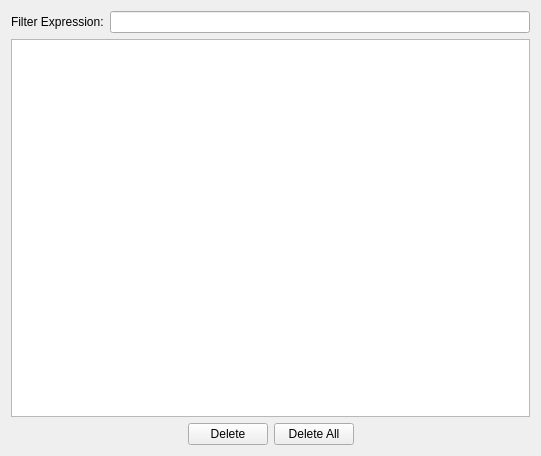
Qt form copasi/UI/CQGlobalQuantitiesWidget.ui (copasi/COPASI) before a commit.
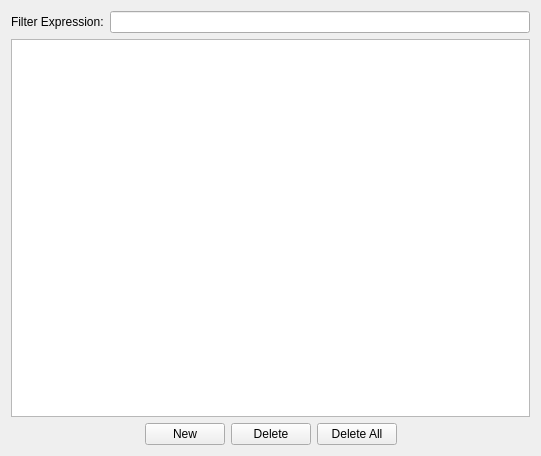
The same form after that commit. Custom widgets are drawn as their Qt base class.

Commit message: Added the New button to different Qt4 widgets.

Patch:
```diff
--- a/copasi/UI/CQGlobalQuantitiesWidget.ui
+++ b/copasi/UI/CQGlobalQuantitiesWidget.ui
@@ -41,6 +41,13 @@
        </property>
       </spacer>
      </item>
+     <item>
+      <widget class="QPushButton" name="mpBtnNew">
+       <property name="text">
+        <string>New</string>
+       </property>
+      </widget>
+     </item>
      <item>
       <widget class="QPushButton" name="mpBtnDelete">
        <property name="focusPolicy">
```
Left out of the diff: 22 changed lines with no effect on the pictures. The commit also changes 31 other files.
